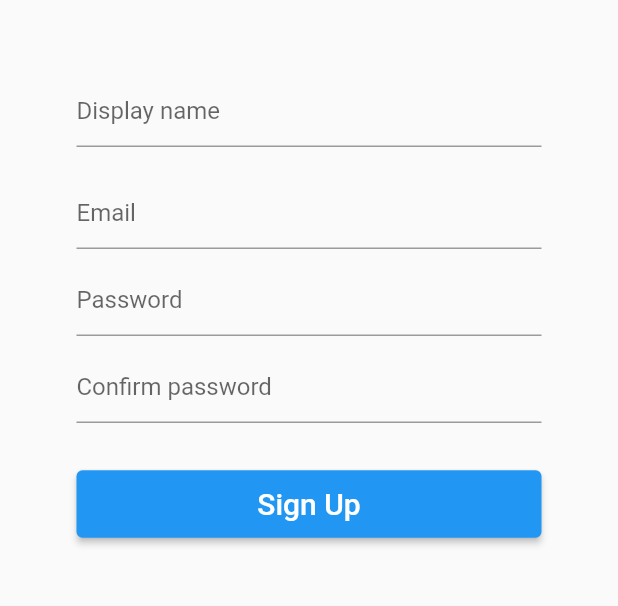
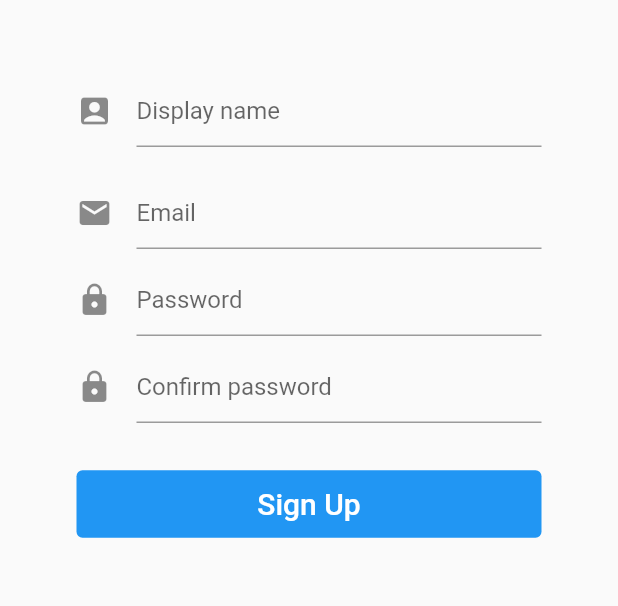
Before and after one commit to JosephGwara/Coding4Integrity, a Flutter app: the screen it shows after launch, after a tap on "Sign In", after a tap on "Sign Up", on a phone screen of 412 x 824 dp, the part 414-1020 px from its top. Run offline on Flutter 3.47's test engine with Material 2 defaults, Android fonts, the phone set to English and light mode, and no system bars; our stand-ins replace cloud_firestore, firebase_auth, firebase_core, freezed_annotation, get_it, page_transition and 2 more; missing offline and left inert: enum_to_string; accounts and stored records are empty.

Commit message:
Removes button shadows and adds icons to onboarding text fields

```diff
--- a/wallets/lib/views/create_organization/create_organization_view.dart
+++ b/wallets/lib/views/create_organization/create_organization_view.dart
@@ -53,7 +53,9 @@ class CreateOrganizationView extends StatelessWidget
                 verticalSpace(30),
                 ElevatedButton(
                   style: ElevatedButton.styleFrom(
-                      minimumSize: Size(double.infinity, 45)),
+                    minimumSize: Size(double.infinity, 45),
+                    elevation: 0,
+                  ),
                   onPressed: onButtonPressed(
                     model.createOrganization,
                     disableIf: model.isCreatingOrganization,
--- a/wallets/lib/views/create_wallet/create_wallet_view.dart
+++ b/wallets/lib/views/create_wallet/create_wallet_view.dart
@@ -49,7 +49,9 @@ class CreateWalletView extends StatelessWidget with $CreateWalletView {
                 verticalSpace(30),
                 ElevatedButton(
                   style: ElevatedButton.styleFrom(
-                      minimumSize: Size(double.infinity, 45)),
+                    minimumSize: Size(double.infinity, 45),
+                    elevation: 0,
+                  ),
                   onPressed: onButtonPressed(
                     model.createWallet,
                     disableIf: model.isCreatingWallet,
--- a/wallets/lib/views/home/home_view.dart
+++ b/wallets/lib/views/home/home_view.dart
@@ -15,11 +15,13 @@ class HomeView extends StatelessWidget {
           title: Text("Wallets"),
           actions: [
             PopupMenuButton(
+              onSelected: (_) => model.createNewWallet(),
               shape: RoundedRectangleBorder(
                 borderRadius: BorderRadius.circular(10),
               ),
               itemBuilder: (context) => [
                 PopupMenuItem(
+                  value: "add_new_wallet",
                   child: ListTile(
                     leading: Icon(Icons.add),
                     title: Text("Add New Wallet"),
--- a/wallets/lib/views/sign_in/sign_in_view.dart
+++ b/wallets/lib/views/sign_in/sign_in_view.dart
@@ -50,7 +50,10 @@ class SignInView extends StatelessWidget with $SignInView {
                   enabled: !model.isSigningIn,
                   controller: emailController,
                   keyboardType: TextInputType.emailAddress,
-                  decoration: InputDecoration(hintText: "Email"),
+                  decoration: InputDecoration(
+                    hintText: "Email",
+                    icon: Icon(Icons.mail),
+                  ),
                 ),
                 verticalSpace(10),
                 TextField(
@@ -58,7 +61,10 @@ class SignInView extends StatelessWidget with $SignInView {
                   controller: passwordController,
                   keyboardType: TextInputType.visiblePassword,
                   obscureText: true,
-                  decoration: InputDecoration(hintText: "Password"),
+                  decoration: InputDecoration(
+                    hintText: "Password",
+                    icon: Icon(Icons.lock),
+                  ),
                 ),
                 verticalSpace(10),
                 Align(
@@ -74,7 +80,9 @@ class SignInView extends StatelessWidget with $SignInView {
                 verticalSpace(10),
                 ElevatedButton(
                   style: ElevatedButton.styleFrom(
-                      minimumSize: Size(double.infinity, 45)),
+                    minimumSize: Size(double.infinity, 45),
+                    elevation: 0,
+                  ),
                   onPressed: onButtonPressed(
                     model.signIn,
                     disableIf: model.isSigningIn,
--- a/wallets/lib/views/sign_up/sign_up_view.dart
+++ b/wallets/lib/views/sign_up/sign_up_view.dart
@@ -63,14 +63,20 @@ class SignUpView extends StatelessWidget with $SignUpView {
                         enabled: !model.isSigningUp,
                         controller: displayNameController,
                         keyboardType: TextInputType.name,
-                        decoration: InputDecoration(hintText: "Display name"),
+                        decoration: InputDecoration(
+                          hintText: "Display name",
+                          icon: Icon(Icons.account_box),
+                        ),
                       ),
                       verticalSpace(20),
                       TextField(
                         enabled: !model.isSigningUp,
                         controller: emailController,
                         keyboardType: TextInputType.emailAddress,
-                        decoration: InputDecoration(hintText: "Email"),
+                        decoration: InputDecoration(
+                          hintText: "Email",
+                          icon: Icon(Icons.mail),
+                        ),
                       ),
                       verticalSpace(10),
                       TextField(
@@ -78,7 +84,10 @@ class SignUpView extends StatelessWidget with $SignUpView {
                         controller: passwordController,
                         keyboardType: TextInputType.visiblePassword,
                         obscureText: true,
-                        decoration: InputDecoration(hintText: "Password"),
+                        decoration: InputDecoration(
+                          hintText: "Password",
+                          icon: Icon(Icons.lock),
+                        ),
                       ),
                       verticalSpace(10),
                       TextField(
@@ -86,13 +95,17 @@ class SignUpView extends StatelessWidget with $SignUpView {
                         controller: confirmPasswordController,
                         keyboardType: TextInputType.visiblePassword,
                         obscureText: true,
-                        decoration:
-                            InputDecoration(hintText: "Confirm password"),
+                        decoration: InputDecoration(
+                          hintText: "Confirm password",
+                          icon: Icon(Icons.lock),
+                        ),
                       ),
                       verticalSpace(30),
                       ElevatedButton(
                         style: ElevatedButton.styleFrom(
-                            minimumSize: Size(double.infinity, 45)),
+                          minimumSize: Size(double.infinity, 45),
+                          elevation: 0,
+                        ),
                         onPressed: onButtonPressed(
                           model.signUp,
                           disableIf: model.isSigningUp,
```
